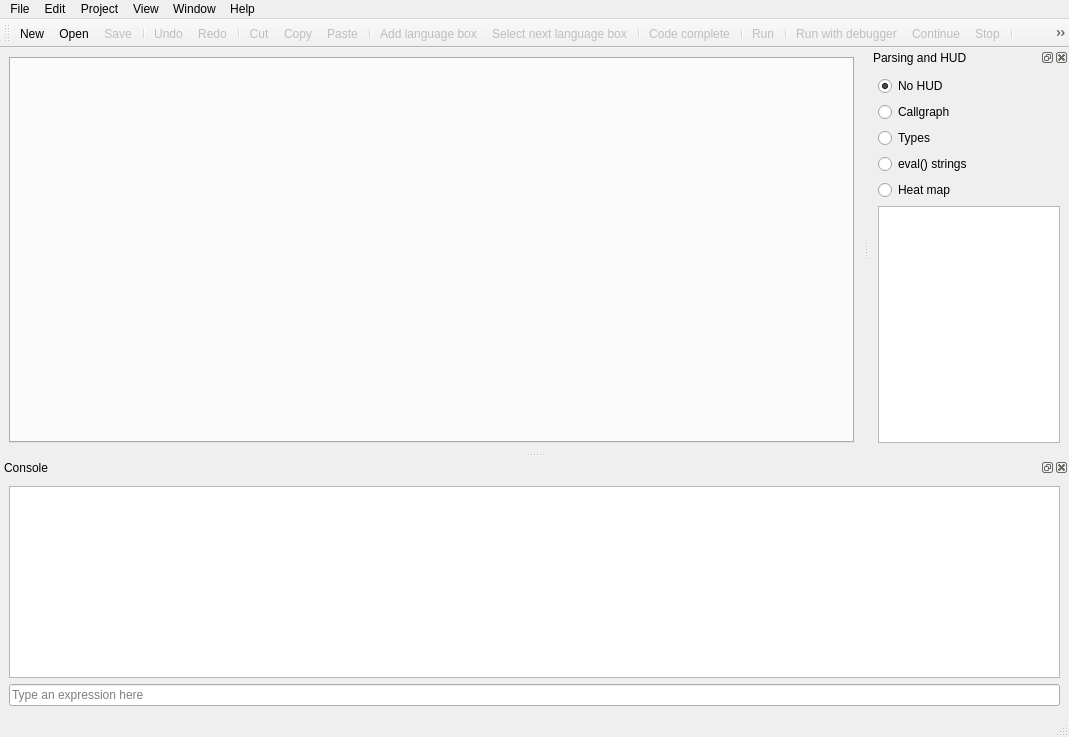
The window that lib/eco/gui/gui.ui (softdevteam/eco) describes before a commit, drawn with Qt 5.
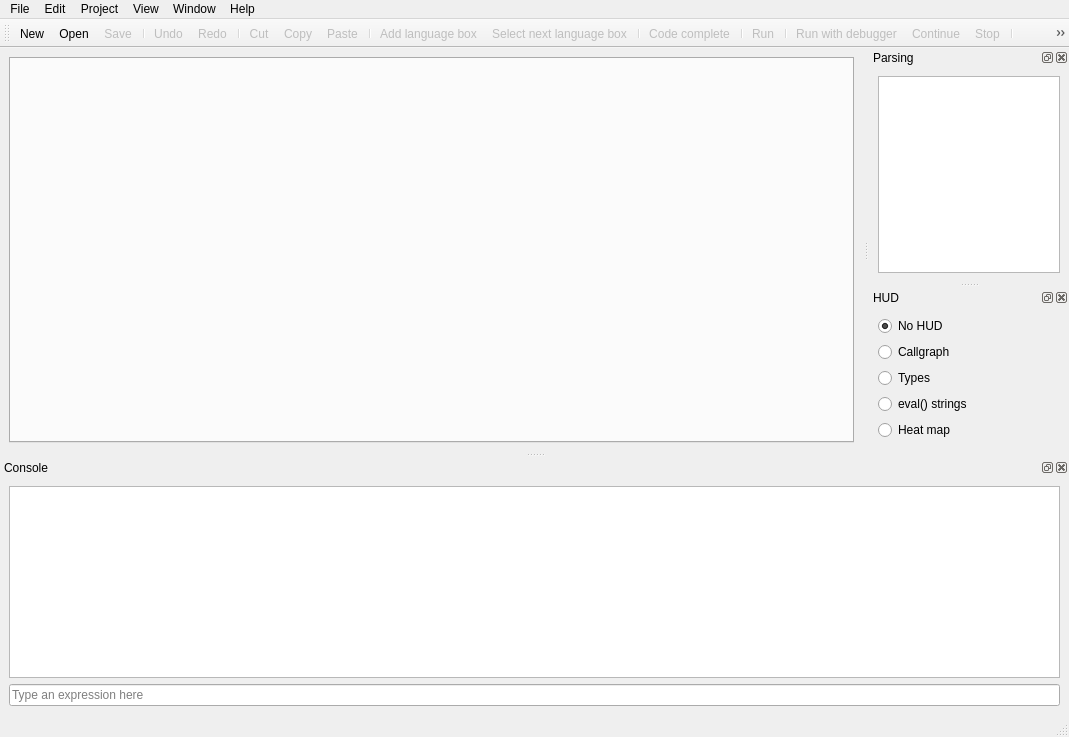
The same window after the commit. Icons and pictures are not drawn.

Commit message: Put callgraph HUD into its own dock

Patch:
```diff
--- a/lib/eco/gui/gui.ui
+++ b/lib/eco/gui/gui.ui
@@ -206,51 +206,13 @@
     </size>
    </property>
    <property name="windowTitle">
-    <string>Parsing and HUD</string>
+    <string>Parsing</string>
    </property>
    <attribute name="dockWidgetArea">
     <number>2</number>
    </attribute>
    <widget class="QWidget" name="dockWidgetContents_2">
     <layout class="QVBoxLayout" name="verticalLayout_2">
-     <item>
-      <widget class="QRadioButton" name="hud_off_button">
-       <property name="text">
-        <string>No HUD</string>
-       </property>
-       <property name="checked">
-        <bool>true</bool>
-       </property>
-      </widget>
-     </item>
-     <item>
-      <widget class="QRadioButton" name="hud_callgraph_button">
-       <property name="text">
-        <string>Callgraph</string>
-       </property>
-      </widget>
-     </item>
-     <item>
-      <widget class="QRadioButton" name="hud_types_button">
-       <property name="text">
-        <string>Types</string>
-       </property>
-      </widget>
-     </item>
-     <item>
-      <widget class="QRadioButton" name="hud_eval_button">
-       <property name="text">
-        <string>eval() strings</string>
-       </property>
-      </widget>
-     </item>
-     <item>
-      <widget class="QRadioButton" name="hud_heat_map_button">
-       <property name="text">
-        <string>Heat map</string>
-       </property>
-      </widget>
-     </item>
      <item>
       <widget class="QTreeWidget" name="treeWidget">
        <property name="alternatingRowColors">
@@ -319,6 +281,56 @@
     </layout>
    </widget>
   </widget>
+  <widget class="QDockWidget" name="dockWidget_3">
+   <property name="windowTitle">
+    <string>HUD</string>
+   </property>
+   <attribute name="dockWidgetArea">
+    <number>2</number>
+   </attribute>
+   <widget class="QWidget" name="dockWidgetContents_3">
+    <layout class="QVBoxLayout" name="verticalLayout_3">
+     <item>
+      <widget class="QRadioButton" name="hud_off_button">
+       <property name="text">
+        <string>No HUD</string>
+       </property>
+       <property name="checked">
+        <bool>true</bool>
+       </property>
+      </widget>
+     </item>
+     <item>
+      <widget class="QRadioButton" name="hud_callgraph_button">
+       <property name="text">
+        <string>Callgraph</string>
+       </property>
+      </widget>
+     </item>
+     <item>
+      <widget class="QRadioButton" name="hud_types_button">
+       <property name="text">
+        <string>Types</string>
+       </property>
+      </widget>
+     </item>
+     <item>
+      <widget class="QRadioButton" name="hud_eval_button">
+       <property name="text">
+        <string>eval() strings</string>
+       </property>
+      </widget>
+     </item>
+     <item>
+      <widget class="QRadioButton" name="hud_heat_map_button">
+       <property name="text">
+        <string>Heat map</string>
+       </property>
+      </widget>
+     </item>
+    </layout>
+   </widget>
+  </widget>
   <action name="actionImport">
    <property name="icon">
     <iconset theme="document-import">
```
Left out of the diff: 2 changed lines with no effect on the pictures. The commit also changes 2 other files.
